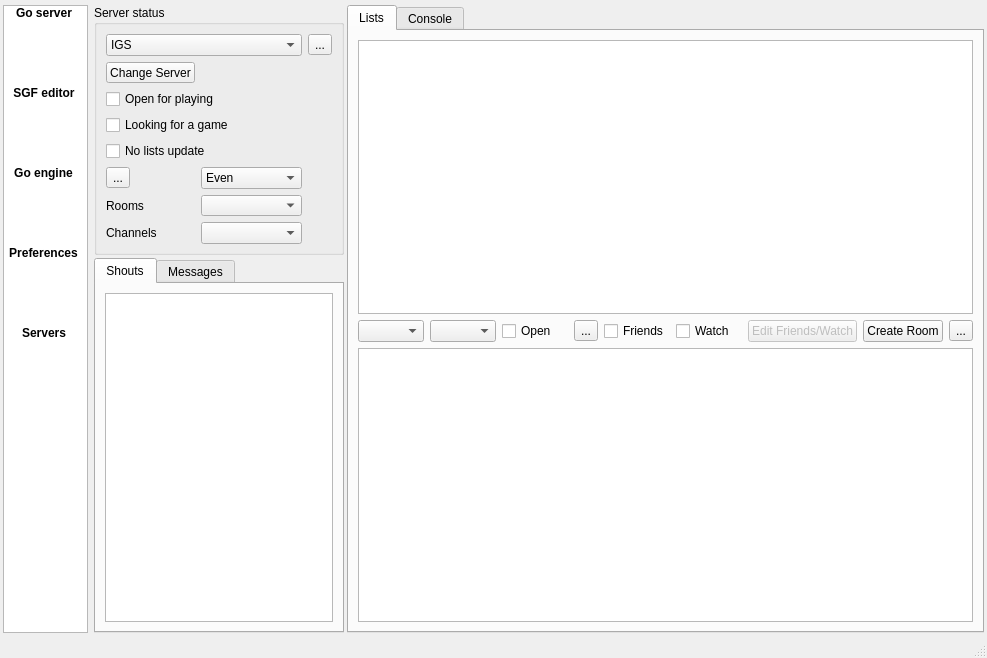
First picture: the form in src/mainwindow.ui, repository iamsyt/qgo, before the edit.
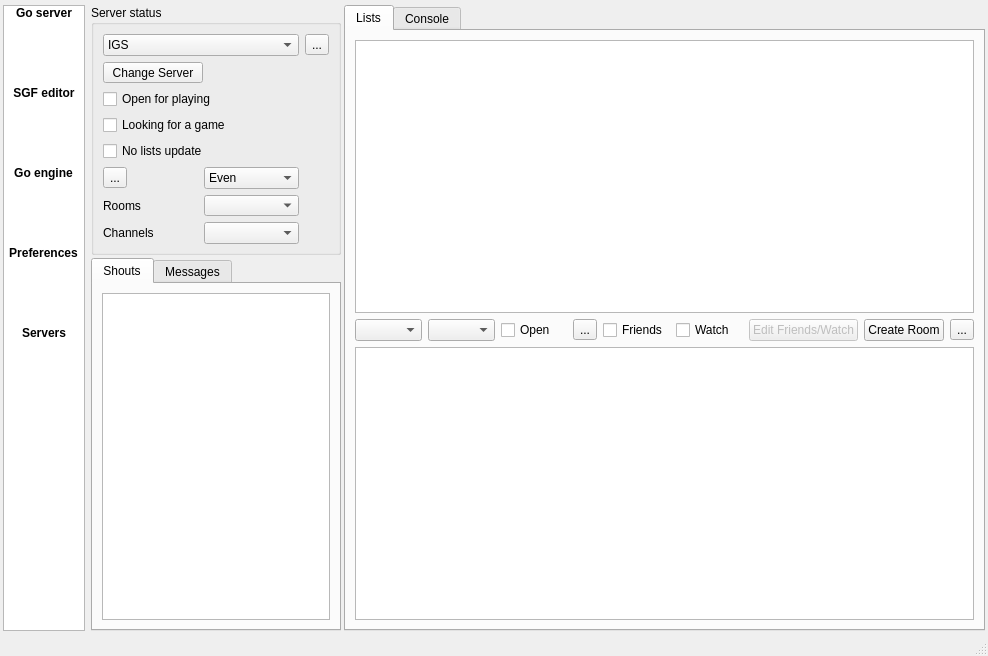
Second picture: the form after the edit. Icons and pictures are not drawn. Custom widgets are drawn as their Qt base class.

Commit message: first resizing fix, server tab

What changed in the file:
```diff
--- a/src/mainwindow.ui
+++ b/src/mainwindow.ui
@@ -1,16 +1,22 @@
 <?xml version="1.0" encoding="UTF-8"?>
 <ui version="4.0">
  <class>MainWindow</class>
- <widget class="QMainWindow" name="MainWindow">
-  <property name="geometry">
+ <widget class="QMainWindow" name="MainWindow" >
+  <property name="geometry" >
    <rect>
     <x>0</x>
     <y>0</y>
-    <width>987</width>
-    <height>658</height>
+    <width>988</width>
+    <height>656</height>
    </rect>
   </property>
-  <property name="font">
+  <property name="minimumSize" >
+   <size>
+    <width>640</width>
+    <height>480</height>
+   </size>
+  </property>
+  <property name="font" >
    <font>
     <pointsize>9</pointsize>
    </font>
@@ -40,10 +46,10 @@
      <number>3</number>
     </property>
     <item>
-     <widget class="QListWidget" name="listWidget">
-      <property name="minimumSize">
+     <widget class="QListWidget" name="listWidget" >
+      <property name="minimumSize" >
        <size>
-        <width>85</width>
+        <width>82</width>
         <height>0</height>
        </size>
       </property>
@@ -163,7 +169,13 @@
             <verstretch>0</verstretch>
            </sizepolicy>
           </property>
-          <property name="maximumSize">
+          <property name="minimumSize" >
+           <size>
+            <width>150</width>
+            <height>200</height>
+           </size>
+          </property>
+          <property name="maximumSize" >
            <size>
             <width>250</width>
             <height>250</height>
@@ -358,9 +370,15 @@
              </property>
             </widget>
            </item>
-           <item row="1" column="0">
-            <widget class="QPushButton" name="changeServerPB">
-             <property name="toolTip">
+           <item row="1" column="0" >
+            <widget class="QPushButton" name="changeServerPB" >
+             <property name="minimumSize" >
+              <size>
+               <width>100</width>
+               <height>0</height>
+              </size>
+             </property>
+             <property name="toolTip" >
               <string/>
              </property>
              <property name="text">
@@ -379,10 +397,10 @@
             <verstretch>0</verstretch>
            </sizepolicy>
           </property>
-          <property name="minimumSize">
+          <property name="minimumSize" >
            <size>
-            <width>0</width>
-            <height>300</height>
+            <width>100</width>
+            <height>200</height>
            </size>
           </property>
           <property name="maximumSize">
@@ -463,7 +481,13 @@
             <verstretch>0</verstretch>
            </sizepolicy>
           </property>
-          <property name="currentIndex">
+          <property name="minimumSize" >
+           <size>
+            <width>0</width>
+            <height>0</height>
+           </size>
+          </property>
+          <property name="currentIndex" >
            <number>0</number>
           </property>
           <widget class="QWidget" name="tab">
```
Left out of the diff: 2013 changed lines with no effect on the pictures.
